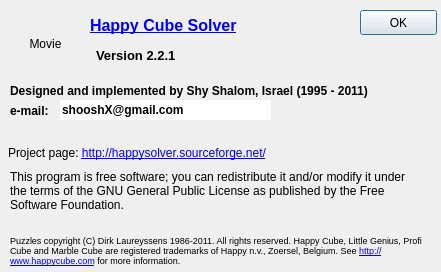
Before: the Qt Designer form src/about.ui in shooshx/happysolver, drawn with Qt 5.
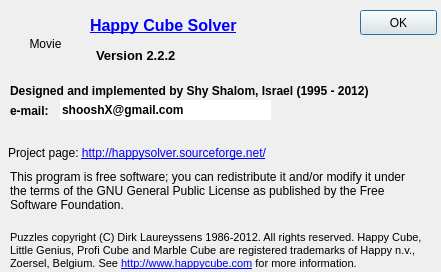
After: the same form once the commit is applied.

```diff
--- a/src/about.ui
+++ b/src/about.ui
@@ -72,7 +72,7 @@
     </font>
    </property>
    <property name="text">
-    <string>Version 2.2.1</string>
+    <string>Version 2.2.2</string>
    </property>
   </widget>
   <widget class="QLabel" name="label_4">
@@ -96,7 +96,7 @@
     </font>
    </property>
    <property name="text">
-    <string>Designed and implemented by Shy Shalom, Israel (1995 - 2011)</string>
+    <string>Designed and implemented by Shy Shalom, Israel (1995 - 2012)</string>
    </property>
    <property name="scaledContents">
     <bool>false</bool>
@@ -126,7 +126,11 @@
     </font>
    </property>
    <property name="text">
-    <string>Puzzles copyright (C) Dirk Laureyssens 1986-2011. All rights reserved.  Happy Cube, Little Genius, Profi Cube and Marble Cube are registered  trademarks of Happy n.v., Zoersel, Belgium. See &lt;a href=&quot;http://www.happycube.com&quot;&gt;http://www.happycube.com&lt;/a&gt; for more information. </string>
+    <string>&lt;!DOCTYPE HTML PUBLIC &quot;-//W3C//DTD HTML 4.0//EN&quot; &quot;http://www.w3.org/TR/REC-html40/strict.dtd&quot;&gt;
+&lt;html&gt;&lt;head&gt;&lt;meta name=&quot;qrichtext&quot; content=&quot;1&quot; /&gt;&lt;style type=&quot;text/css&quot;&gt;
+p, li { white-space: pre-wrap; }
+&lt;/style&gt;&lt;/head&gt;&lt;body style=&quot; font-family:'MS Shell Dlg 2'; font-size:8.25pt; font-weight:400; font-style:normal;&quot;&gt;
+&lt;p style=&quot; margin-top:0px; margin-bottom:0px; margin-left:0px; margin-right:0px; -qt-block-indent:0; text-indent:0px;&quot;&gt;Puzzles copyright (C) Dirk Laureyssens 1986-2012. All rights reserved. Happy Cube, Little Genius, Profi Cube and Marble Cube are registered trademarks of Happy n.v., Zoersel, Belgium. See &lt;a href=&quot;http://www.happycube.com&quot;&gt;&lt;span style=&quot; text-decoration: underline; color:#0000ff;&quot;&gt;http://www.happycube.com&lt;/span&gt;&lt;/a&gt; for more information. &lt;/p&gt;&lt;/body&gt;&lt;/html&gt;</string>
    </property>
    <property name="textFormat">
     <enum>Qt::RichText</enum>
```
